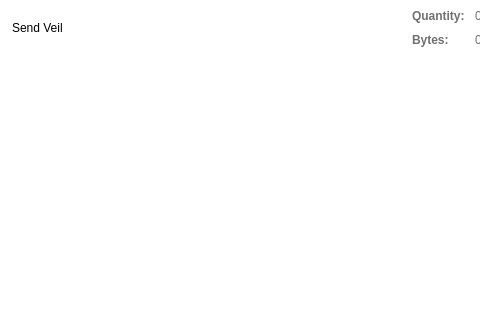
The window that src/qt/forms/sendcoinsdialog.ui (Veil-Project/veil) describes before a commit, drawn with Qt 5; both pictures show x 0 to 480 and y 0 to 320 of the 850 by 650 pixel window.
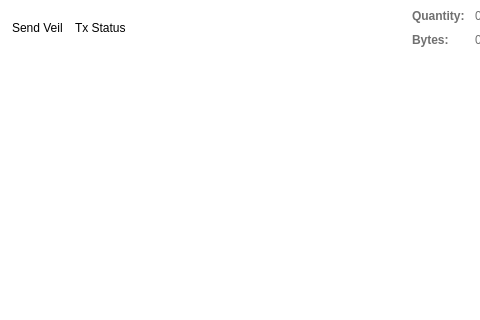
The same window after the commit. Icons and pictures are not drawn.

Commit message: Make send dialog more asynchronous.

What changed in the file:
```diff
--- a/src/qt/forms/sendcoinsdialog.ui
+++ b/src/qt/forms/sendcoinsdialog.ui
@@ -63,6 +63,13 @@
           </property>
          </widget>
         </item>
+        <item>
+         <widget class="QLabel" name="labelCreationStatus">
+          <property name="text">
+           <string>Tx Status</string>
+          </property>
+         </widget>
+        </item>
         <item>
          <spacer name="horizontalSpacer_2">
           <property name="orientation">
```
Left out of the diff: 4 changed lines with no effect on the pictures. The commit also changes 5 other files.
